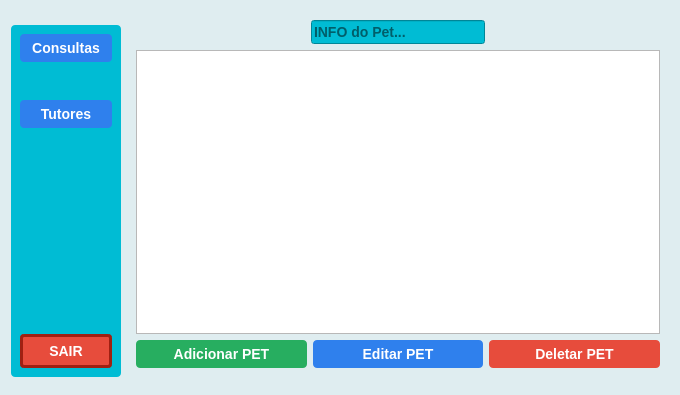
mateuszinum/Projeto-Clinica-Veterinaria, file tela_recepcionista_pet.ui: the form before one commit.
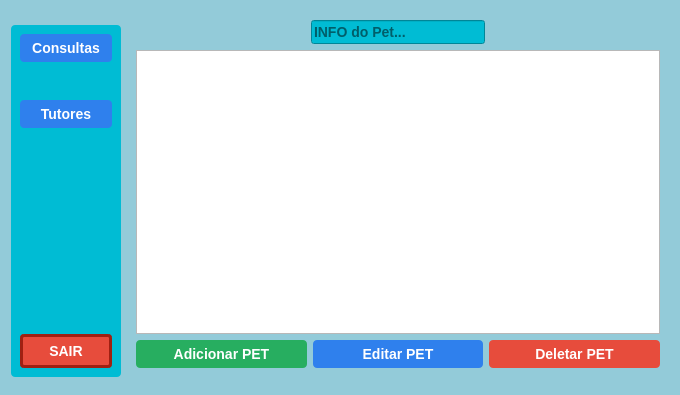
The form after the commit.

Patch:
```diff
--- a/tela_recepcionista_pet.ui
+++ b/tela_recepcionista_pet.ui
@@ -15,7 +15,7 @@
   </property>
   <property name="styleSheet">
    <string notr="true">QWidget#Form {
-    background-color: #dfedf0;
+    background-color: #93cbd9;
 }</string>
   </property>
   <layout class="QGridLayout" name="gridLayout_2">
```
